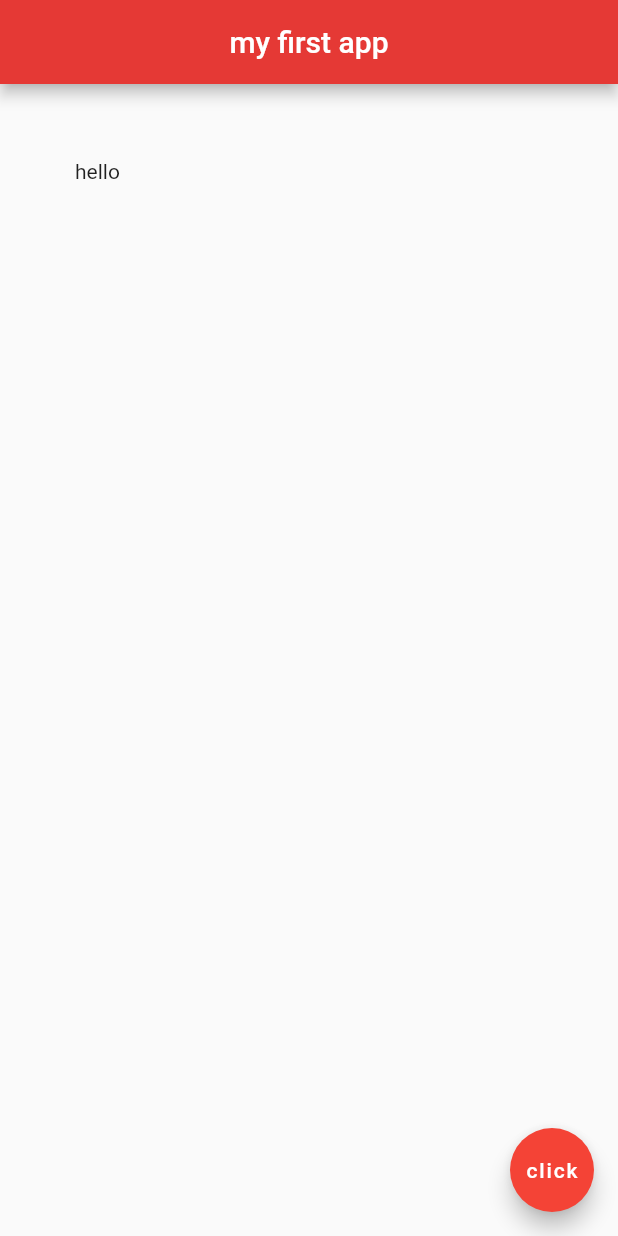
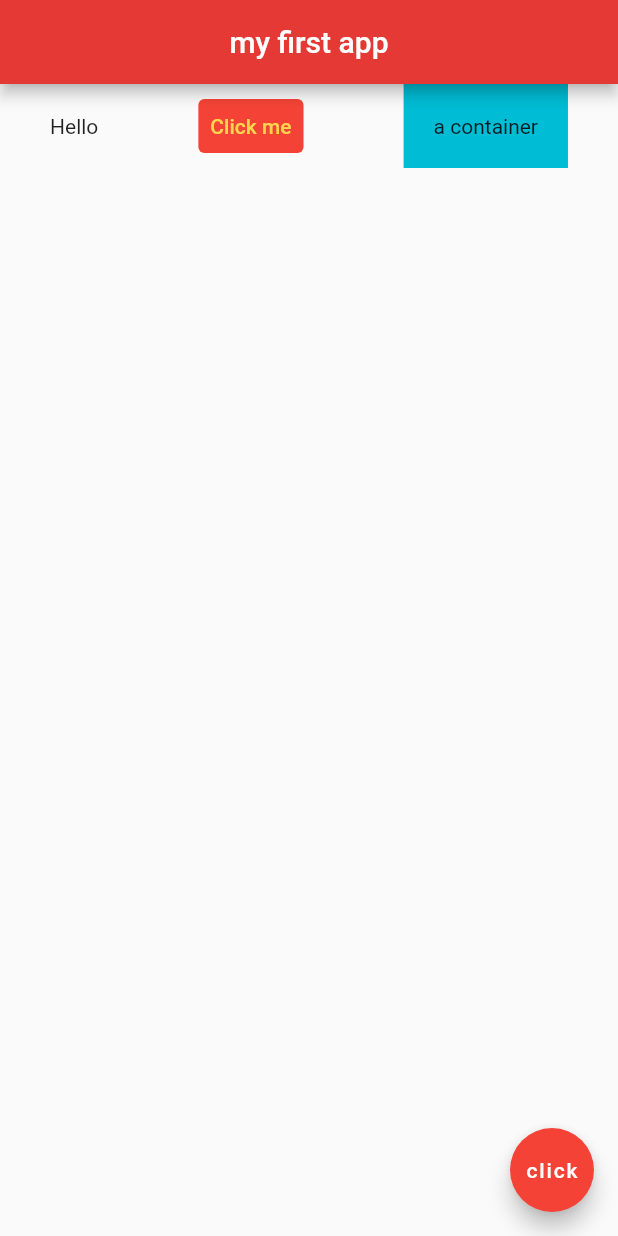
Before and after one commit to hi-ilkin/LearningFlutter, a Flutter app: the screen it shows after launch, on a phone screen of 412 x 824 dp. Run offline on Flutter 3.47's test engine with Material 2 defaults, Android fonts, the phone set to English and light mode, and no system bars.

Commit message:
#11 - Rows: multiple widget in single row

```diff
--- a/lib/main.dart
+++ b/lib/main.dart
@@ -16,19 +16,28 @@ class Home extends StatelessWidget {
         centerTitle: true,
       ),
 
-      // Container example
-      // body: Container(
-      //   padding: EdgeInsets.symmetric(horizontal: 10.0, vertical: 20.0),
-      //   margin: EdgeInsets.fromLTRB(10.0, 20.0, 30.0, 40.0),
-      //   color: Colors.grey[400],
-      //   child: Text('hello'),
-        // ),
-        body: Padding(
-          padding: EdgeInsets.all(50.0),
-          child: Text('hello'),
-        ),
+      body: Row(
+        mainAxisAlignment: MainAxisAlignment.spaceAround,
+        crossAxisAlignment: CrossAxisAlignment.center,
 
+        children: [
+          Text('Hello'),
+          TextButton(
+            onPressed: () {},
+            child: Text('Click me'),
+            style: TextButton.styleFrom(
+                primary: Colors.amber[300],
+                backgroundColor: Colors.red
+            ),
+          ),
+          Container(
+            color: Colors.cyan,
+            padding: EdgeInsets.all(20),
+            child: Text('a container')
+          ),
 
+        ],
+      ),
       floatingActionButton: FloatingActionButton(
         child: Text('click'),
         backgroundColor: Colors.red,
```
